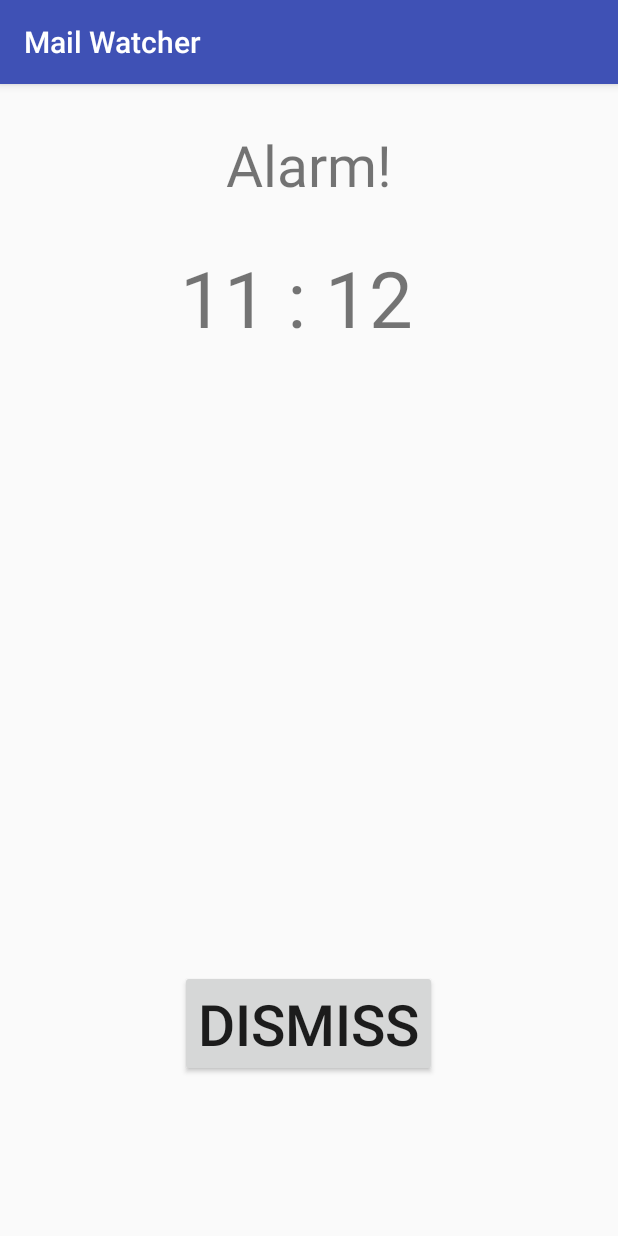
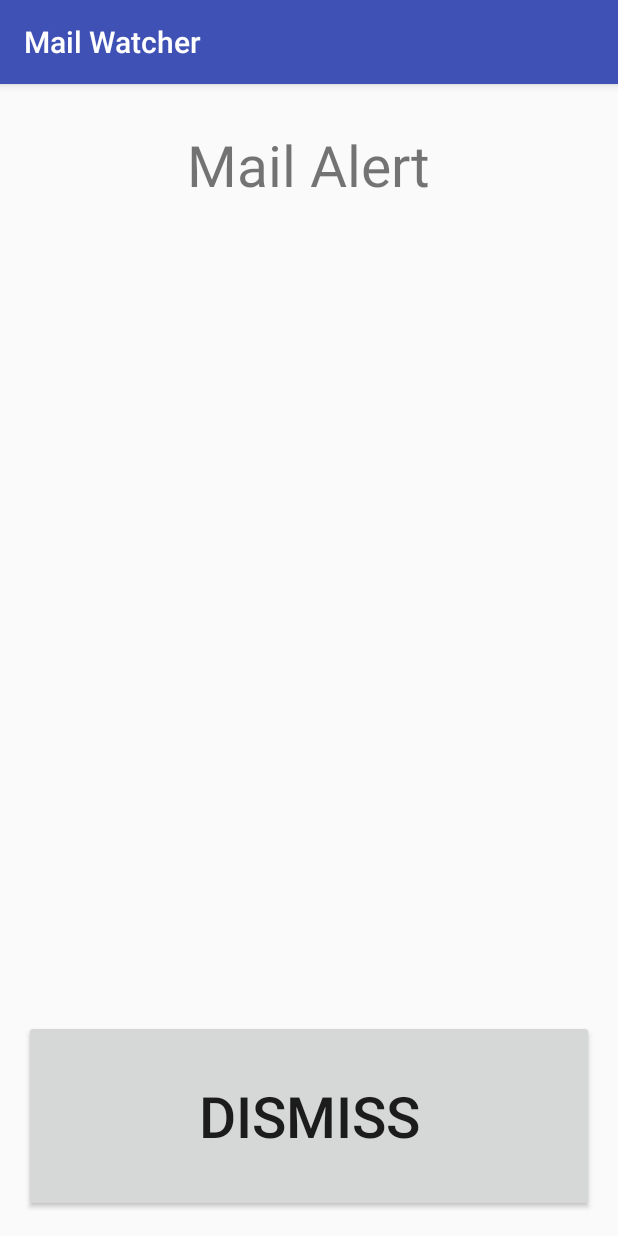
Before and after one commit to MishaKharaba/MailWatcher, an Android app: the PlayAlarmScreenActivity screen opened directly, with no data from a screen before it, on a phone screen of 412 x 824 dp. Run offline under Robolectric (Android 15) with nearby library versions, the phone set to English and light mode, and no system bars.

Commit message:
App works :)

```diff
--- a/app/src/main/AndroidManifest.xml
+++ b/app/src/main/AndroidManifest.xml
@@ -41,7 +41,7 @@
                 android:name="android.support.PARENT_ACTIVITY"
                 android:value="com.eleks.mailwatcher.AlertListActivity"/>
         </activity>
-        <activity android:name=".AlarmClockScreenActivity">
+        <activity android:name=".PlayAlarmScreenActivity">
         </activity>
 
         <receiver android:name=".service.WakeupReceiver"/>
--- a/app/src/main/java/com/eleks/mailwatcher/AlertDetailsActivity.java
+++ b/app/src/main/java/com/eleks/mailwatcher/AlertDetailsActivity.java
@@ -93,7 +93,7 @@ public class AlertDetailsActivity extends AppCompatActivity
         if (id < 0)
         {
             alert = new AlertModel(id);
-            alert.alarmTone = RingtoneManager.getDefaultUri(RingtoneManager.TYPE_ALARM);
+            alert.alarmTone = Settings.System.DEFAULT_ALARM_ALERT_URI;
         }
         else
         {
--- a/app/src/main/java/com/eleks/mailwatcher/AlarmClockScreenActivity.java
+++ b/app/src/main/java/com/eleks/mailwatcher/PlayAlarmScreenActivity.java
@@ -14,10 +14,9 @@ import android.view.View;
 import android.view.WindowManager;
 import android.widget.TextView;
 
-import com.eleks.mailwatcher.R;
 import com.eleks.mailwatcher.model.AlertDBHelper;
 
-public class AlarmClockScreenActivity extends AppCompatActivity
+public class PlayAlarmScreenActivity extends AppCompatActivity
 {
     public final String TAG = this.getClass().getSimpleName();
 
@@ -30,16 +29,18 @@ public class AlarmClockScreenActivity extends AppCompatActivity
     protected void onCreate(Bundle savedInstanceState)
     {
         super.onCreate(savedInstanceState);
-        setContentView(R.layout.activity_alarm_clock_screen);
+        setContentView(R.layout.activity_play_alarm_screen);
 
         String name = getIntent().getStringExtra(AlertDBHelper.Alert.COLUMN_NAME);
-        int timeHour = 11;//getIntent().getIntExtra(AlarmManagerHelper.TIME_HOUR, 0);
-        int timeMinute = 12;//getIntent().getIntExtra(AlarmManagerHelper.TIME_MINUTE, 0);
+        String mail = getIntent().getStringExtra(AlertDBHelper.Alert.COLUMN_USER_ACCOUNT);
+        String label = getIntent().getStringExtra(AlertDBHelper.Alert.COLUMN_LABEL_NAME);
         String tone = getIntent().getStringExtra(AlertDBHelper.Alert.COLUMN_ALARM_TONE);
-        TextView tvName = (TextView) findViewById(R.id.alarm_screen_name);
-        TextView tvTime = (TextView) findViewById(R.id.alarm_screen_time);
-        tvTime.setText(String.format("%02d : %02d", timeHour, timeMinute));
+        TextView tvName = (TextView) findViewById(R.id.alarm_name);
         tvName.setText(name);
+        TextView tvMail = (TextView) findViewById(R.id.alarm_mail);
+        tvMail.setText(mail);
+        TextView tvLabel = (TextView) findViewById(R.id.alarm_label);
+        tvLabel.setText(label);
 
         //Play alarm tone
         mPlayer = new MediaPlayer();
@@ -121,6 +122,9 @@ public class AlarmClockScreenActivity extends AppCompatActivity
     public void onDismissClick(View view)
     {
         mPlayer.stop();
+        mPlayer.release();
         finish();
     }
+
+
 }
--- a/app/src/main/java/com/eleks/mailwatcher/service/AlertService.java
+++ b/app/src/main/java/com/eleks/mailwatcher/service/AlertService.java
@@ -8,12 +8,11 @@ import android.content.pm.PackageManager;
 import android.support.v4.content.ContextCompat;
 import android.util.Log;
 
-import com.eleks.mailwatcher.AlarmClockScreenActivity;
+import com.eleks.mailwatcher.PlayAlarmScreenActivity;
 import com.eleks.mailwatcher.model.AlertDBHelper;
 import com.eleks.mailwatcher.model.AlertModel;
 import com.google.api.client.googleapis.extensions.android.gms.auth.GoogleAccountCredential;
 import com.google.api.client.util.ExponentialBackOff;
-import com.google.api.services.gmail.Gmail;
 import com.google.api.services.gmail.GmailScopes;
 import com.google.api.services.gmail.model.History;
 import com.google.api.services.gmail.model.HistoryLabelAdded;
@@ -142,9 +141,11 @@ public class AlertService extends IntentService
 
     private void startAlert(AlertModel alert)
     {
-        Intent intent = new Intent(this, AlarmClockScreenActivity.class);
+        Intent intent = new Intent(this, PlayAlarmScreenActivity.class);
         intent.addFlags(Intent.FLAG_ACTIVITY_NEW_TASK);
         intent.putExtra(AlertDBHelper.Alert.COLUMN_NAME, alert.name);
+        intent.putExtra(AlertDBHelper.Alert.COLUMN_USER_ACCOUNT, alert.userAccount);
+        intent.putExtra(AlertDBHelper.Alert.COLUMN_LABEL_NAME, alert.labelName);
         intent.putExtra(AlertDBHelper.Alert.COLUMN_ALARM_TONE, alert.alarmTone.toString());
         startActivity(intent);
     }
--- a/app/src/main/res/layout/activity_alarm_clock_screen.xml
+++ /dev/null
@@ -1,46 +0,0 @@
-<?xml version="1.0" encoding="utf-8"?>
-<RelativeLayout xmlns:android="http://schemas.android.com/apk/res/android"
-                android:layout_width="match_parent"
-                android:layout_height="match_parent" >
-
-    <TextView
-        android:id="@+id/alarm_screen_title"
-        android:layout_width="wrap_content"
-        android:layout_height="wrap_content"
-        android:layout_alignParentTop="true"
-        android:layout_centerHorizontal="true"
-        android:layout_marginTop="28dp"
-        android:text="Alarm!"
-        android:textSize="38dp" />
-
-    <TextView
-        android:id="@+id/alarm_screen_time"
-        android:layout_width="wrap_content"
-        android:layout_height="wrap_content"
-        android:layout_alignLeft="@+id/alarm_screen_button"
-        android:layout_below="@+id/alarm_screen_title"
-        android:layout_marginTop="28dp"
-        android:text="00 : 00"
-        android:textSize="52dp" />
-
-    <TextView
-        android:id="@+id/alarm_screen_name"
-        android:layout_width="wrap_content"
-        android:layout_height="wrap_content"
-        android:layout_below="@+id/alarm_screen_time"
-        android:layout_centerHorizontal="true"
-        android:layout_marginTop="28dp"
-        android:text="Alarm name" />
-
-    <Button
-        android:id="@+id/alarm_screen_button"
-        android:layout_width="wrap_content"
-        android:layout_height="wrap_content"
-        android:layout_alignParentBottom="true"
-        android:layout_centerHorizontal="true"
-        android:layout_marginBottom="106dp"
-        android:text="Dismiss"
-        android:textSize="38dp"
-        android:onClick="onDismissClick"/>
-
-</RelativeLayout>
--- /dev/null
+++ b/app/src/main/res/layout/activity_play_alarm_screen.xml
@@ -0,0 +1,55 @@
+<?xml version="1.0" encoding="utf-8"?>
+<RelativeLayout xmlns:android="http://schemas.android.com/apk/res/android"
+                android:layout_width="match_parent"
+                android:layout_height="match_parent">
+
+    <TextView
+        android:id="@+id/alarm_title"
+        android:layout_width="wrap_content"
+        android:layout_height="wrap_content"
+        android:layout_alignParentTop="true"
+        android:layout_centerHorizontal="true"
+        android:layout_marginTop="28dp"
+        android:text="@string/mail_alert"
+        android:textSize="38sp"/>
+
+    <TextView
+        android:id="@+id/alarm_name"
+        android:layout_width="wrap_content"
+        android:layout_height="wrap_content"
+        android:layout_below="@id/alarm_title"
+        android:layout_centerHorizontal="true"
+        android:layout_marginTop="28dp"
+        android:textSize="24sp"
+        android:text="Source"/>
+    <TextView
+        android:id="@+id/alarm_mail"
+        android:layout_width="wrap_content"
+        android:layout_height="wrap_content"
+        android:layout_below="@id/alarm_name"
+        android:layout_centerHorizontal="true"
+        android:layout_marginTop="28dp"
+        android:textSize="24sp"
+        android:text="@string/email"/>
+    <TextView
+        android:id="@+id/alarm_label"
+        android:layout_width="wrap_content"
+        android:layout_height="wrap_content"
+        android:layout_below="@id/alarm_mail"
+        android:layout_centerHorizontal="true"
+        android:layout_marginTop="28dp"
+        android:textSize="24sp"
+        android:text="Label"/>
+
+    <Button
+        android:id="@+id/alarm_screen_button"
+        android:layout_width="fill_parent"
+        android:layout_height="128dp"
+        android:layout_alignParentBottom="true"
+        android:layout_centerHorizontal="true"
+        android:layout_margin="16dp"
+        android:onClick="onDismissClick"
+        android:text="@string/dismiss"
+        android:textSize="38sp"/>
+
+</RelativeLayout>
--- a/app/src/main/res/values/strings.xml
+++ b/app/src/main/res/values/strings.xml
@@ -10,4 +10,6 @@
     <string name="account_name">Account</string>
     <string name="label_name">Label</string>
     <string name="email">e-mail</string>
+    <string name="mail_alert">Mail Alert</string>
+    <string name="dismiss">Dismiss</string>
 </resources>
```
Also changed, not shown: app/src/main/ic_launcher-web.png (added), app/src/main/res/mipmap-hdpi/ic_launcher.png, app/src/main/res/mipmap-mdpi/ic_launcher.png, app/src/main/res/mipmap-xhdpi/ic_launcher.png, app/src/main/res/mipmap-xxhdpi/ic_launcher.png, app/src/main/res/mipmap-xxxhdpi/ic_launcher.png, 2 other files.
